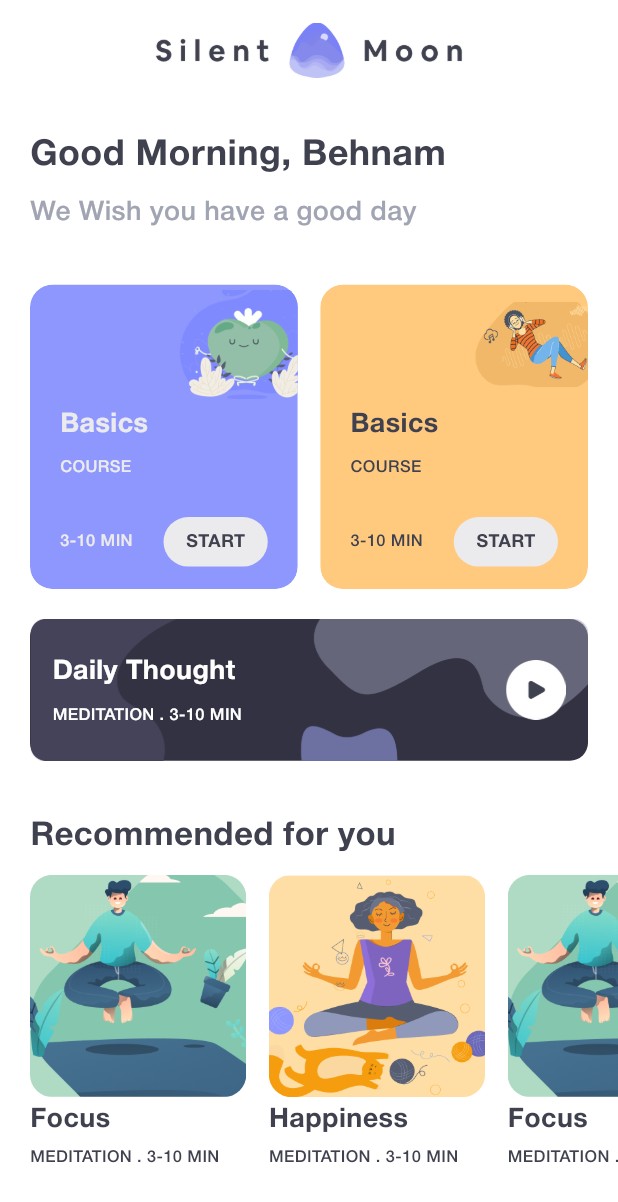
After one commit to soltani-ard/Meditation-UI, a Flutter app: the HomeScreen screen opened directly, on a phone screen of 412 x 824 dp. The commit adds this screen. Shown: the top 1202 px of the screen. Run offline on Flutter 3.47's test engine with Material 3 defaults, Android fonts, the phone set to English and light mode, and no system bars; our stand-ins replace flutter_svg.

Commit message:
Home Screen UI Designed.

```diff
--- /dev/null
+++ b/lib/screens/home/home_screen.dart
@@ -0,0 +1,402 @@
+import 'package:flutter/material.dart';
+import 'package:meditation_ui/utils/constants/colors.dart';
+import 'package:meditation_ui/utils/constants/image_strings.dart';
+import 'package:meditation_ui/utils/constants/strings.dart';
+import 'package:meditation_ui/utils/extensions/extensions.dart';
+
+class HomeScreen extends StatelessWidget {
+  HomeScreen({super.key});
+
+  final List rArr = [
+    {
+      "image": "assets/images/home/r1.png",
+      "title": "Focus",
+      "subtitle": "MEDITATION . 3-10 MIN",
+    },
+    {
+      "image": "assets/images/home/r2.png",
+      "title": "Happiness",
+      "subtitle": "MEDITATION . 3-10 MIN",
+    },
+    {
+      "image": "assets/images/home/r1.png",
+      "title": "Focus",
+      "subtitle": "MEDITATION . 3-10 MIN",
+    },
+    {
+      "image": "assets/images/home/r2.png",
+      "title": "Happiness",
+      "subtitle": "MEDITATION . 3-10 MIN",
+    },
+  ];
+
+  @override
+  Widget build(BuildContext context) {
+    return Scaffold(
+      body: SingleChildScrollView(
+        child: SafeArea(
+          child: Column(
+            crossAxisAlignment: CrossAxisAlignment.start,
+            children: [
+              const SizedBox(
+                height: 15,
+              ),
+              Row(
+                mainAxisAlignment: MainAxisAlignment.center,
+                children: [
+                  Image.asset(TImages.logoBlack, width: context.width * 0.5),
+                ],
+              ),
+              const SizedBox(
+                height: 35,
+              ),
+              Padding(
+                padding: const EdgeInsets.symmetric(horizontal: 20),
+                child: Column(
+                  crossAxisAlignment: CrossAxisAlignment.start,
+                  children: [
+                    Text(
+                      TTexts.titleHome,
+                      style: TextStyle(
+                        color: TColors.primaryText,
+                        fontSize: 24,
+                        fontWeight: FontWeight.w700,
+                      ),
+                    ),
+                    const SizedBox(
+                      height: 8,
+                    ),
+                    Text(
+                      TTexts.subTitleHome,
+                      style: TextStyle(
+                        color: TColors.secondaryText,
+                        fontSize: 18,
+                      ),
+                    ),
+                    const SizedBox(
+                      height: 35,
+                    ),
+                    Row(
+                      children: [
+                        Expanded(
+                          child: ClipRRect(
+                            borderRadius: BorderRadius.circular(15),
+                            child: Container(
+                                decoration: const BoxDecoration(
+                                  color: Color(0xff8e97fd),
+                                  borderRadius:
+                                      BorderRadius.all(Radius.circular(15)),
+                                ),
+                                child: Column(
+                                  crossAxisAlignment: CrossAxisAlignment.start,
+                                  children: [
+                                    Row(
+                                      mainAxisAlignment: MainAxisAlignment.end,
+                                      children: [
+                                        Image.asset(
+                                          TImages.courseH1,
+                                          width: 80,
+                                          height: 80,
+                                        ),
+                                      ],
+                                    ),
+                                    Padding(
+                                      padding: const EdgeInsets.symmetric(
+                                          horizontal: 20),
+                                      child: Column(
+                                        crossAxisAlignment:
+                                            CrossAxisAlignment.start,
+                                        children: [
+                                          Text(
+                                            "Basics",
+                                            style: TextStyle(
+                                              color: TColors.tertiary,
+                                              fontSize: 18,
+                                              fontWeight: FontWeight.w700,
+                                            ),
+                                          ),
+                                          const SizedBox(
+                                            height: 8,
+                                          ),
+                                          Text("COURSE",
+                                              style: TextStyle(
+                                                  color: TColors.tertiary,
+                                                  fontSize: 11)),
+                                          const SizedBox(
+                                            height: 25,
+                                          ),
+                                          Row(
+                                            mainAxisAlignment:
+                                                MainAxisAlignment.spaceBetween,
+                                            children: [
+                                              Text("3-10 MIN",
+                                                  style: TextStyle(
+                                                      color: TColors.tertiary,
+                                                      fontSize: 11)),
+                                              InkWell(
+                                                onTap: () {},
+                                                child: Container(
+                                                  decoration: BoxDecoration(
+                                                    color: TColors.tertiary,
+                                                    borderRadius:
+                                                        BorderRadius.circular(
+                                                            20),
+                                                  ),
+                                                  child: Padding(
+                                                    padding: const EdgeInsets
+                                                        .symmetric(
+                                                        horizontal: 15,
+                                                        vertical: 8),
+                                                    child: Text("START",
+                                                        style: TextStyle(
+                                                            color: TColors
+                                                                .primaryText,
+                                                            fontWeight:
+                                                                FontWeight.w600,
+                                                            fontSize: 12)),
+                                                  ),
+                                                ),
+                                              )
+                                            ],
+                                          ),
+                                          const SizedBox(
+                                            height: 15,
+                                          )
+                                        ],
+                                      ),
+                                    ),
+                                  ],
+                                )),
+                          ),
+                        ),
+                        const SizedBox(
+                          width: 15,
+                        ),
+                        Expanded(
+                          child: ClipRRect(
+                            borderRadius: BorderRadius.circular(15),
+                            child: Container(
+                                decoration: const BoxDecoration(
+                                  color: Color(0xffFFC97E),
+                                  borderRadius:
+                                      BorderRadius.all(Radius.circular(15)),
+                                ),
+                                child: Column(
+                                  crossAxisAlignment: CrossAxisAlignment.start,
+                                  children: [
+                                    Row(
+                                      mainAxisAlignment: MainAxisAlignment.end,
+                                      children: [
+                                        Image.asset(
+                                          TImages.courseH2,
+                                          width: 80,
+                                          height: 80,
+                                        ),
+                                      ],
+                                    ),
+                                    Padding(
+                                      padding: const EdgeInsets.symmetric(
+                                          horizontal: 20),
+                                      child: Column(
+                                        crossAxisAlignment:
+                                            CrossAxisAlignment.start,
+                                        children: [
+                                          Text(
+                                            "Basics",
+                                            style: TextStyle(
+                                              color: TColors.primaryText,
+                                              fontSize: 18,
+                                              fontWeight: FontWeight.w700,
+                                            ),
+                                          ),
+                                          const SizedBox(
+                                            height: 8,
+                                          ),
+                                          Text("COURSE",
+                                              style: TextStyle(
+                                                  color: TColors.primaryText,
+                                                  fontSize: 11)),
+                                          const SizedBox(
+                                            height: 25,
+                                          ),
+                                          Row(
+                                            mainAxisAlignment:
+                                                MainAxisAlignment.spaceBetween,
+                                            children: [
+                                              Text("3-10 MIN",
+                                                  style: TextStyle(
+                                                      color:
+                                                          TColors.primaryText,
+                                                      fontSize: 11)),
+                                              InkWell(
+                                                onTap: () {},
+                                                child: Container(
+                                                  decoration: BoxDecoration(
+                                                    color: TColors.tertiary,
+                                                    borderRadius:
+                                                        BorderRadius.circular(
+                                                            20),
+                                                  ),
+                                                  child: Padding(
+                                                    padding: const EdgeInsets
+                                                        .symmetric(
+                                                        horizontal: 15,
+                                                        vertical: 8),
+                                                    child: Text("START",
+                                                        style: TextStyle(
+                                                            color: TColors
+                                                                .primaryText,
+                                                            fontWeight:
+                                                                FontWeight.w600,
+                                                            fontSize: 12)),
+                                                  ),
+                                                ),
+                                              )
+                                            ],
+                                          ),
+                                          const SizedBox(
+                                            height: 15,
+                                          )
+                                        ],
+                                      ),
+                                    ),
+                                  ],
+                                )),
+                          ),
+                        ),
+                      ],
+                    ),
+                    const SizedBox(
+                      height: 20,
+                    ),
+                    // Daily Thought
+                    Container(
+                      width: double.maxFinite,
+                      decoration: BoxDecoration(
+                        color: const Color(0xff333242),
+                        borderRadius: BorderRadius.circular(12),
+                      ),
+                      child: Stack(
+                        alignment: Alignment.center,
+                        children: [
+                          Image.asset(
+                            TImages.courseDailyBG,
+                            fit: BoxFit.fitWidth,
+                            width: double.maxFinite,
+                          ),
+                          Padding(
+                            padding: const EdgeInsets.symmetric(
+                                horizontal: 15, vertical: 15),
+                            child: Row(
+                              children: [
+                                const Expanded(
+                                    child: Column(
+                                  crossAxisAlignment: CrossAxisAlignment.start,
+                                  mainAxisAlignment: MainAxisAlignment.center,
+                                  children: [
+                                    Text(
+                                      "Daily Thought",
+                                      style: TextStyle(
+                                        color: Colors.white,
+                                        fontSize: 18,
+                                        fontWeight: FontWeight.w700,
+                                      ),
+                                    ),
+                                    SizedBox(
+                                      height: 8,
+                                    ),
+                                    Text(
+                                      "MEDITATION . 3-10 MIN",
+                                      style: TextStyle(
+                                        color: Colors.white,
+                                        fontSize: 11,
+                                      ),
+                                    ),
+                                  ],
+                                )),
+                                InkWell(
+                                  onTap: () {},
+                                  child: Image.asset(
+                                    TImages.playIcon,
+                                    width: 40,
+                                    height: 40,
+                                  ),
+                                )
+                              ],
+                            ),
+                          )
+                        ],
+                      ),
+                    ),
+                    const SizedBox(
+                      height: 35,
+                    ),
+                    Text(
+                      "Recommended for you",
+                      style: TextStyle(
+                        color: TColors.primaryText,
+                        fontSize: 22,
+                        fontWeight: FontWeight.w600,
+                      ),
+                    ),
+                  ],
+                ),
+              ),
+              SizedBox(
+                height: context.width * 0.7,
+                child: ListView.separated(
+                  itemCount: rArr.length,
+                  scrollDirection: Axis.horizontal,
+                  padding:
+                      const EdgeInsets.symmetric(horizontal: 20, vertical: 10),
+                  itemBuilder: (context, index) {
+                    var rObj = rArr[index];
+                    return SizedBox(
+                      width: context.width * 0.35,
+                      child: Column(
+                        crossAxisAlignment: CrossAxisAlignment.start,
+                        children: [
+                          ClipRRect(
+                            borderRadius: BorderRadius.circular(15),
+                            child: Image.asset(
+                              rObj["image"],
+                              width: context.width * 0.35,
+                              height: context.height * 0.18,
+                              fit: BoxFit.cover,
+                            ),
+                          ),
+                          const SizedBox(
+                            height: 2,
+                          ),
+                          Text(
+                            rObj["title"],
+                            style: TextStyle(
+                              color: TColors.primaryText,
+                              fontSize: 18,
+                              fontWeight: FontWeight.w600,
+                            ),
+                          ),
+                          const SizedBox(
+                            height: 4,
+                          ),
+                          Text(
+                            rObj["subtitle"],
+                            style: TextStyle(
+                                color: TColors.primaryText, fontSize: 11),
+                          ),
+                        ],
+                      ),
+                    );
+                  },
+                  separatorBuilder: (context, index) => const SizedBox(
+                    width: 15,
+                  ),
+                ),
+              ),
+            ],
+          ),
+        ),
+      ),
+    );
+  }
+}
--- a/lib/screens/home/reminders_screen.dart
+++ b/lib/screens/home/reminders_screen.dart
@@ -2,7 +2,7 @@ import 'package:flutter/cupertino.dart';
 import 'package:flutter/material.dart';
 import 'package:meditation_ui/common/widgets/circle_button.dart';
 import 'package:meditation_ui/common/widgets/rounded_button.dart';
-import 'package:meditation_ui/screens/home/welcome_screen.dart';
+import 'package:meditation_ui/screens/home/home_screen.dart';
 import 'package:meditation_ui/utils/constants/colors.dart';
 import 'package:meditation_ui/utils/constants/strings.dart';
 import 'package:meditation_ui/utils/extensions/extensions.dart';
@@ -114,23 +114,33 @@ class _RemindersScreenState extends State<RemindersScreen> {
                       children: dayArray.map(
                         (dObj) {
                           return CircleButton(
-                              title: dObj['name'], isSelected: dObj['is_selected'], onTap: () {
+                              title: dObj['name'],
+                              isSelected: dObj['is_selected'],
+                              onTap: () {
                                 setState(() {
-                                  dayArray[dayArray.indexOf(dObj)]['is_selected'] = !dObj['is_selected'] ?? false;
+                                  dayArray[dayArray.indexOf(dObj)]
+                                          ['is_selected'] =
+                                      !dObj['is_selected'] ?? false;
                                 });
-                          });
+                              });
                         },
                       ).toList(),
                     ),
                   ],
                 ),
               ),
-              RoundedButton(title: TTexts.save, onPressed: () {context.push(const WelcomeScreen());}),
+              RoundedButton(
+                  title: TTexts.save,
+                  onPressed: () {
+                    context.push(HomeScreen());
+                  }),
               Row(
                 mainAxisAlignment: MainAxisAlignment.center,
                 children: [
                   TextButton(
-                      onPressed: () {},
+                      onPressed: () {
+                        context.push(HomeScreen());
+                      },
                       child: Text(
                         TTexts.noThanks,
                         style: TextStyle(
--- a/lib/utils/constants/image_strings.dart
+++ b/lib/utils/constants/image_strings.dart
@@ -2,6 +2,7 @@ class TImages {
   // ------------------- General ----------------------
   static const String back = "assets/images/general/back.svg";
   static const String logo = "assets/images/welcome/logo.png";
+  static const String logoBlack = "assets/images/home/logo_black.png";
 
   // ------------------- Startup ----------------------
   static const String startupVector =
@@ -23,4 +24,10 @@ class TImages {
   // -------------------- Welcome -------------------------
   static const String welcomeVector = "assets/images/welcome/welcome.png";
 
+  // -------------------- Home -------------------------
+  static const String courseH1 = "assets/images/home/h1.png";
+  static const String courseH2 = "assets/images/home/h2.png";
+  static const String courseDailyBG = "assets/images/home/d1.png";
+  static const String playIcon = "assets/images/home/play.png";
+
 }
--- a/lib/utils/constants/strings.dart
+++ b/lib/utils/constants/strings.dart
@@ -48,5 +48,10 @@ class TTexts {
   // ------------------- Welcome Screen -------------------
   static const String headingWelcome = 'Hi Behnam, Welcome';
   static const String titleWelcome = 'to Silent Moon';
-  static const String subTitleWelcome = 'Explore the app, Find some peace of mind to prepare for meditation.';
+  static const String subTitleWelcome =
+      'Explore the app, Find some peace of mind to prepare for meditation.';
+
+  // ------------------- Home Screen -------------------
+  static const String titleHome = 'Good Morning, Behnam';
+  static const String subTitleHome = 'We Wish you have a good day';
 }
--- a/pubspec.yaml
+++ b/pubspec.yaml
@@ -69,6 +69,7 @@ flutter:
     - assets/images/startup/
     - assets/images/choose_topic/
     - assets/images/welcome/
+    - assets/images/home/
 
   # An image asset can refer to one or more resolution-specific "variants", see
   # https://flutter.dev/assets-and-images/#resolution-aware
```
Also changed, not shown: assets/images/home/d1.png (added), assets/images/home/h1.png (added), assets/images/home/h2.png (added), assets/images/home/logo_black.png (added), assets/images/home/play.png (added), assets/images/home/r1.png (added), assets/images/home/r2.png (added).
